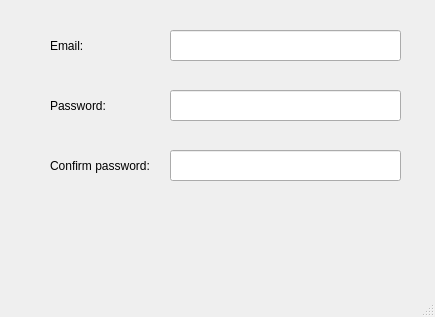
First picture: the form in pCloud/registerwindow.ui, repository pcloudcom/pfs-gui, before the edit.
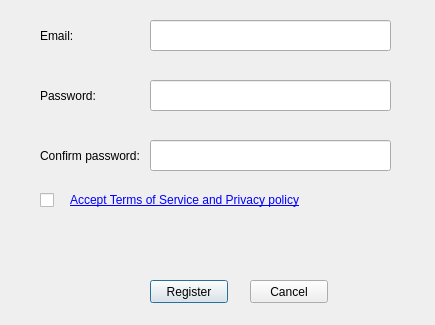
Second picture: the form after the edit.

Patch:
```diff
--- a/pCloud/registerwindow.ui
+++ b/pCloud/registerwindow.ui
@@ -7,41 +7,67 @@
     <x>0</x>
     <y>0</y>
     <width>435</width>
-    <height>317</height>
+    <height>325</height>
    </rect>
   </property>
   <property name="windowTitle">
    <string>Register</string>
   </property>
   <widget class="QWidget" name="centralwidget">
+   <widget class="QPushButton" name="cancelButton">
+    <property name="geometry">
+     <rect>
+      <x>250</x>
+      <y>280</y>
+      <width>78</width>
+      <height>23</height>
+     </rect>
+    </property>
+    <property name="text">
+     <string>Cancel</string>
+    </property>
+   </widget>
+   <widget class="QLineEdit" name="password">
+    <property name="geometry">
+     <rect>
+      <x>150</x>
+      <y>80</y>
+      <width>241</width>
+      <height>31</height>
+     </rect>
+    </property>
+    <property name="echoMode">
+     <enum>QLineEdit::Password</enum>
+    </property>
+   </widget>
    <widget class="QLineEdit" name="email">
     <property name="geometry">
      <rect>
-      <x>170</x>
-      <y>30</y>
-      <width>231</width>
+      <x>150</x>
+      <y>20</y>
+      <width>241</width>
       <height>31</height>
      </rect>
     </property>
    </widget>
-   <widget class="QLabel" name="label">
+   <widget class="QLabel" name="error">
     <property name="geometry">
      <rect>
-      <x>50</x>
-      <y>30</y>
-      <width>111</width>
-      <height>31</height>
+      <x>40</x>
+      <y>230</y>
+      <width>371</width>
+      <height>41</height>
      </rect>
     </property>
     <property name="text">
-     <string>Email:</string>
+     <string/>
     </property>
    </widget>
    <widget class="QLabel" name="label_2">
     <property name="geometry">
      <rect>
-      <x>50</x>
-      <y>90</y>
+      <x>40</x>
+      <y>80</y>
       <width>111</width>
       <height>31</height>
      </rect>
@@ -50,11 +76,56 @@
      <string>Password:</string>
     </property>
    </widget>
+   <widget class="QLabel" name="label">
+    <property name="geometry">
+     <rect>
+      <x>40</x>
+      <y>20</y>
+      <width>111</width>
+      <height>31</height>
+     </rect>
+    </property>
+    <property name="text">
+     <string>Email:</string>
+    </property>
+   </widget>
+   <widget class="QPushButton" name="registerButton">
+    <property name="geometry">
+     <rect>
+      <x>150</x>
+      <y>280</y>
+      <width>78</width>
+      <height>23</height>
+     </rect>
+    </property>
+    <property name="text">
+     <string>Register</string>
+    </property>
+    <property name="default">
+     <bool>true</bool>
+    </property>
+   </widget>
+   <widget class="QLineEdit" name="confirmpassword">
+    <property name="geometry">
+     <rect>
+      <x>150</x>
+      <y>140</y>
+      <width>241</width>
+      <height>31</height>
+     </rect>
+    </property>
+    <property name="text">
+     <string/>
+    </property>
+    <property name="echoMode">
+     <enum>QLineEdit::Password</enum>
+    </property>
+   </widget>
    <widget class="QLabel" name="label_3">
     <property name="geometry">
      <rect>
-      <x>50</x>
-      <y>150</y>
+      <x>40</x>
+      <y>140</y>
       <width>111</width>
       <height>31</height>
      </rect>
@@ -63,44 +134,36 @@
      <string>Confirm password:</string>
     </property>
    </widget>
-   <widget class="QLineEdit" name="password">
+   <widget class="QCheckBox" name="accepttos">
     <property name="geometry">
      <rect>
-      <x>170</x>
-      <y>90</y>
-      <width>231</width>
-      <height>31</height>
+      <x>40</x>
+      <y>190</y>
+      <width>21</width>
+      <height>21</height>
      </rect>
     </property>
-    <property name="echoMode">
-     <enum>QLineEdit::Password</enum>
+    <property name="text">
+     <string/>
     </property>
    </widget>
-   <widget class="QLineEdit" name="confirmpassword">
+   <widget class="QLabel" name="label_4">
     <property name="geometry">
      <rect>
-      <x>170</x>
-      <y>150</y>
-      <width>231</width>
-      <height>31</height>
+      <x>70</x>
+      <y>190</y>
+      <width>321</width>
+      <height>21</height>
      </rect>
     </property>
-    <property name="echoMode">
-     <enum>QLineEdit::Password</enum>
+    <property name="text">
+     <string>&lt;a href=&quot;http://pcw.pcloud.com/&quot;&gt;Accept Terms of Service and Privacy policy&lt;/a&gt;</string>
     </property>
+    <property name="openExternalLinks">
+     <bool>true</bool>
+    </property>
    </widget>
   </widget>
-  <widget class="QMenuBar" name="menubar">
-   <property name="geometry">
-    <rect>
-     <x>0</x>
-     <y>0</y>
-     <width>435</width>
-     <height>20</height>
-    </rect>
-   </property>
-  </widget>
-  <widget class="QStatusBar" name="statusbar"/>
  </widget>
  <resources/>
  <connections/>
```
Left out of the diff: 8 changed lines with no effect on the pictures.
